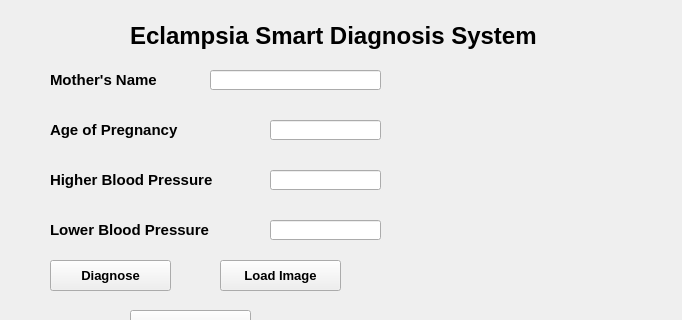
Old version of the form Eclampsia.ui in the repository alvinkabwama/EclampsiaDetection; both pictures show x 0 to 682 and y 0 to 320 of the 682 by 463 pixel window.
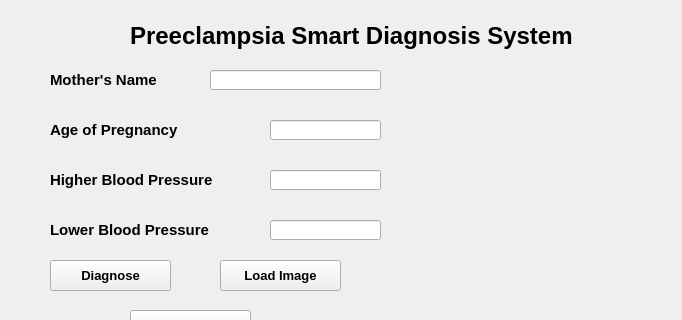
New version of the form.

```diff
--- a/Eclampsia.ui
+++ b/Eclampsia.ui
@@ -191,7 +191,7 @@
      </font>
     </property>
     <property name="text">
-     <string>Eclampsia Smart Diagnosis System</string>
+     <string>Preeclampsia Smart Diagnosis System</string>
     </property>
    </widget>
    <widget class="QPushButton" name="diagnoseButton">
```
Left out of the diff: 2 changed lines with no effect on the pictures.
